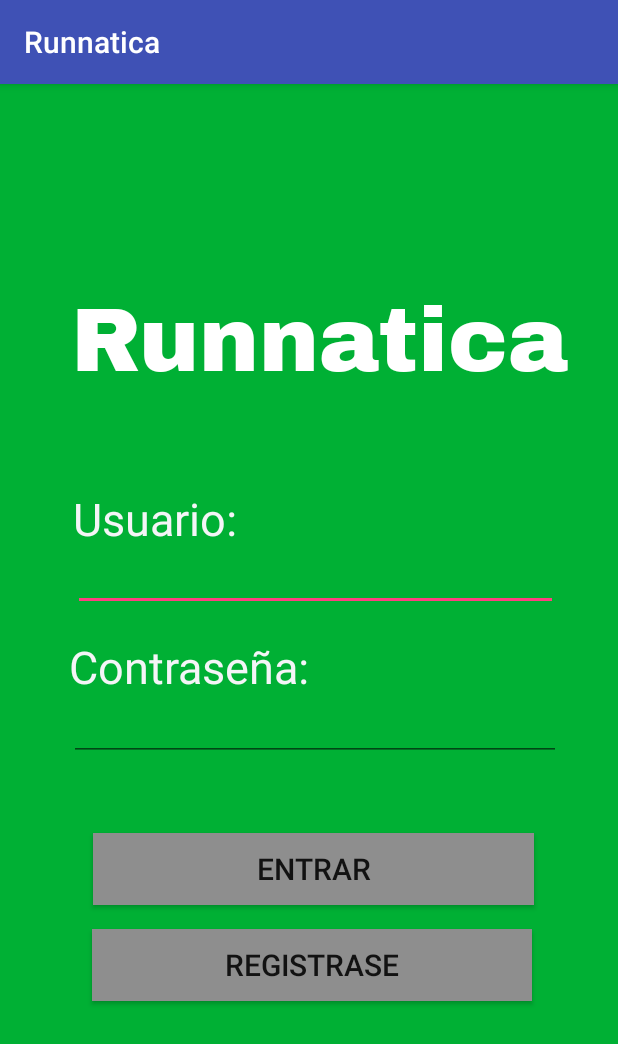
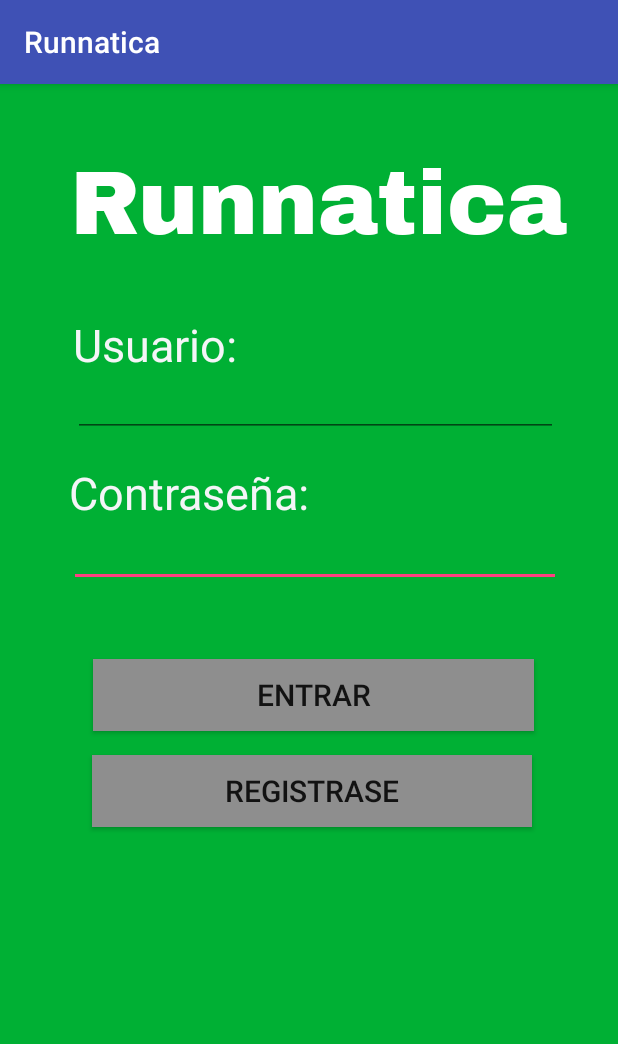
Before and after one commit to Zazir/Runnatica, an Android app: the screen it shows after launch (Login), on a phone screen of 412 x 824 dp. Shown: the top 1044 px of the screen. Run offline under Robolectric (Android 15) with nearby library versions, the phone set to English and light mode, and no system bars; our stand-ins replace Volley.

Commit message:
Endpoints de login y registro terminados
No agrega aún a la base de datos, es un pedo del webService

```diff
--- a/app/src/main/java/com/runnatica/runnatica/Login.java
+++ b/app/src/main/java/com/runnatica/runnatica/Login.java
@@ -80,7 +80,7 @@ public class Login extends AppCompatActivity implements Response.Listener<JSONOb
     }
 
     private void iniciarSesion() {
-        String url = "http://192.168.1.67/login/sesion.php?user="+Usuariotxt.getText().toString()+"&pwd="+Contrasenatxt.getText().toString();
+        String url = "http://192.168.137.1:811/login/sesion.php?user="+Usuariotxt.getText().toString()+"&pwd="+Contrasenatxt.getText().toString();
 
         jrq = new JsonObjectRequest(Request.Method.GET, url, null, this, this);
         rq.add(jrq);
--- a/app/src/main/res/layout/activity_login.xml
+++ b/app/src/main/res/layout/activity_login.xml
@@ -11,10 +11,10 @@
     <TextView
         android:layout_width="wrap_content"
         android:layout_height="81dp"
+        android:layout_alignParentEnd="true"
         android:layout_alignParentTop="true"
-        android:layout_alignParentEnd="true"
-        android:layout_marginTop="133dp"
-        android:layout_marginEnd="33dp"
+        android:layout_marginEnd="34dp"
+        android:layout_marginTop="42dp"
         android:fontFamily="@font/archivo_black"
         android:text="Runnatica"
         android:textColor="#FFFFFF"
@@ -22,55 +22,46 @@
         android:visibility="visible" />
 
     <TextView
-        android:id="@+id/textView1"
-        android:layout_width="172dp"
-        android:layout_height="54dp"
+        android:id="@+id/textView2"
+        android:layout_width="154dp"
+        android:layout_height="59dp"
+        android:layout_alignParentEnd="true"
         android:layout_alignParentTop="true"
-        android:layout_alignParentEnd="true"
-        android:layout_marginTop="368dp"
-        android:layout_marginEnd="194dp"
-        android:text="Contraseña:"
+        android:layout_marginEnd="209dp"
+        android:layout_marginTop="153dp"
+        android:text="Usuario:"
         android:textColor="#F4F5F7"
         android:textSize="30sp" />
 
     <TextView
-        android:id="@+id/textView2"
-        android:layout_width="154dp"
-        android:layout_height="59dp"
+        android:id="@+id/textView1"
+        android:layout_width="172dp"
+        android:layout_height="54dp"
+        android:layout_alignParentEnd="true"
         android:layout_alignParentTop="true"
-        android:layout_alignParentEnd="true"
-        android:layout_marginTop="269dp"
-        android:layout_marginEnd="209dp"
-        android:text="Usuario:"
+        android:layout_marginEnd="194dp"
+        android:layout_marginTop="252dp"
+        android:text="Contraseña:"
         android:textColor="#F4F5F7"
         android:textSize="30sp" />
-
-    <EditText
-        android:id="@+id/etUsuario"
-        android:layout_width="323dp"
-        android:layout_height="wrap_content"
-        android:layout_alignParentTop="true"
-        android:layout_alignParentEnd="true"
-        android:layout_marginTop="306dp"
-        android:layout_marginEnd="40dp" />
 
     <EditText
         android:id="@+id/etContraseña"
         android:layout_width="328dp"
         android:layout_height="wrap_content"
+        android:layout_alignParentEnd="true"
         android:layout_alignParentTop="true"
-        android:layout_alignParentEnd="true"
-        android:layout_marginTop="406dp"
-        android:layout_marginEnd="38dp" />
+        android:layout_marginEnd="38dp"
+        android:layout_marginTop="290dp" />
 
     <Button
         android:id="@+id/btnEntrar"
         android:layout_width="294dp"
         android:layout_height="wrap_content"
+        android:layout_alignParentEnd="true"
         android:layout_alignParentTop="true"
-        android:layout_alignParentEnd="true"
-        android:layout_marginTop="499dp"
         android:layout_marginEnd="56dp"
+        android:layout_marginTop="383dp"
         android:background="@color/grisBoton"
         android:text="Entrar"
         android:textSize="20sp" />
@@ -79,13 +70,22 @@
         android:id="@+id/btnRegistrarse"
         android:layout_width="293dp"
         android:layout_height="wrap_content"
+        android:layout_alignParentEnd="true"
         android:layout_alignParentTop="true"
-        android:layout_alignParentEnd="true"
-        android:layout_marginTop="563dp"
         android:layout_marginEnd="57dp"
+        android:layout_marginTop="447dp"
         android:background="@color/grisBoton"
         android:text="Registrase"
         android:textSize="20sp" />
 
+    <EditText
+        android:id="@+id/etUsuario"
+        android:layout_width="323dp"
+        android:layout_height="wrap_content"
+        android:layout_alignParentEnd="true"
+        android:layout_alignParentTop="true"
+        android:layout_marginEnd="40dp"
+        android:layout_marginTop="190dp" />
+
 
 </RelativeLayout>
--- a/app/src/main/res/layout/activity_register.xml
+++ b/app/src/main/res/layout/activity_register.xml
@@ -6,7 +6,7 @@
     android:layout_width="match_parent"
     android:layout_height="match_parent"
     android:background="@color/verdeRun"
-    tools:context=".Register">
+    tools:context=".Login">
 
     <TextView
         android:layout_width="wrap_content"
@@ -18,7 +18,6 @@
         android:fontFamily="sans-serif"
         android:text="Runnatica"
         android:textColor="#FFFFFF"
-        android:textFont="Impact"
         android:textSize="80dp"
         android:visibility="visible" />
 
--- a/app/src/main/res/layout/activity_registro_usuario.xml
+++ b/app/src/main/res/layout/activity_registro_usuario.xml
@@ -79,7 +79,6 @@
                 android:fontFamily="sans-serif"
                 android:text="Runnatica"
                 android:textColor="#FFFFFF"
-                android:textFont="Impact"
                 android:textSize="80dp"
                 android:visibility="visible" />
 
```
Also changed, not shown: app/src/main/java/com/runnatica/runnatica/registro_usuario.java (+61 -2 lines).
